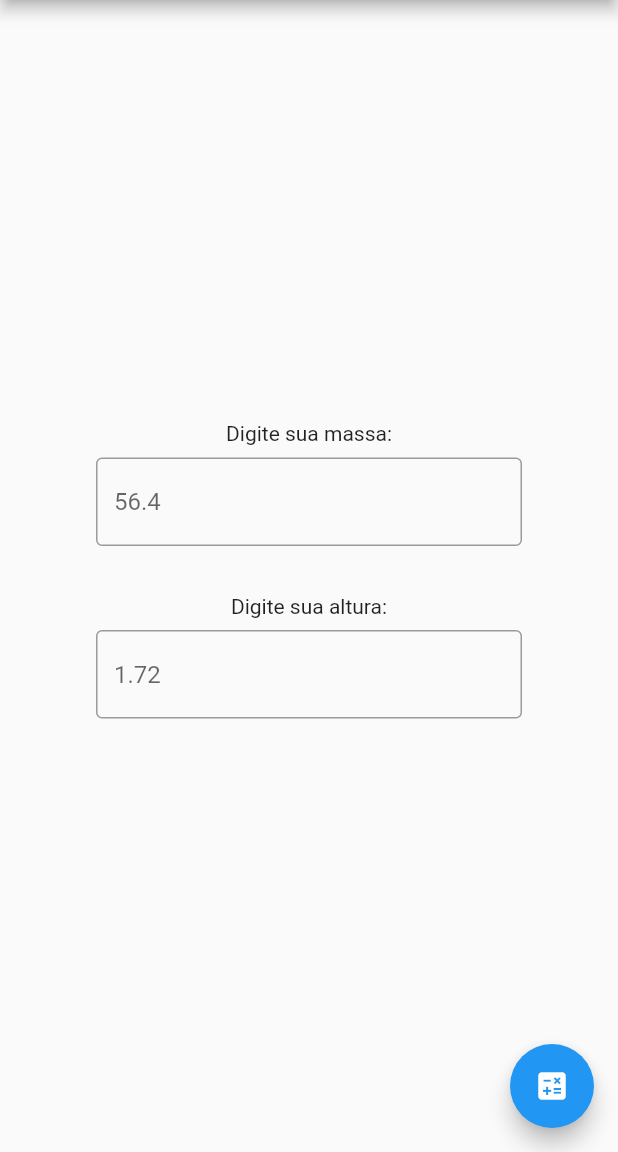
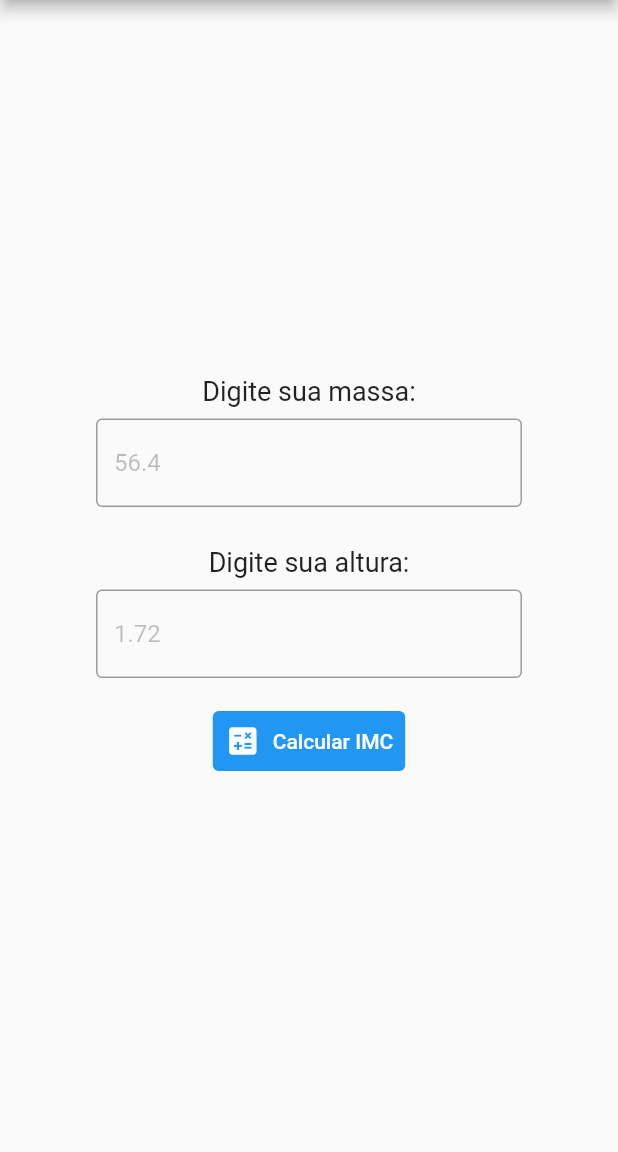
Before and after one commit to SamMotta/imccalc, a Flutter app: the screen it shows after launch, on a phone screen of 412 x 824 dp, the part 84-1236 px from its top. Run offline on Flutter 3.47's test engine with Material 2 defaults, Android fonts, the phone set to English and light mode, and no system bars.

Commit message:
Visibilidade melhorada; Botão calcular com ícone;

```diff
--- a/lib/main.dart
+++ b/lib/main.dart
@@ -1,5 +1,4 @@
 import 'dart:math';
-
 import 'package:flutter/material.dart';
 
 void main() {
@@ -74,35 +73,51 @@ class _MyHomePageState extends State<MyHomePage> {
         child: Column(
           mainAxisAlignment: MainAxisAlignment.center,
           children: <Widget>[
-            const Text(
-              'Digite sua massa:',
-            ),
+            const Text('Digite sua massa:', style: TextStyle(fontSize: 18)),
             Container(
               padding: const EdgeInsets.symmetric(vertical: 8, horizontal: 64),
-              margin: const EdgeInsets.fromLTRB(0, 0, 0, 24),
+              margin: const EdgeInsets.fromLTRB(0, 0, 0, 18),
               child: TextField(
+                cursorColor: Colors.orange,
                 onChanged: (value) {
                   String massString = value.replaceAll(",", "");
                   _mass = double.tryParse(massString) ?? 0;
                 },
                 decoration: const InputDecoration(
-                    border: OutlineInputBorder(), hintText: "56.4"),
+                    border: OutlineInputBorder(),
+                    hintText: "56.4",
+                    hintStyle: TextStyle(color: Colors.black26)),
                 keyboardType: TextInputType.number,
               ),
             ),
-            const Text(
-              'Digite sua altura:',
-            ),
+            const Text('Digite sua altura:', style: TextStyle(fontSize: 18)),
             Container(
               padding: const EdgeInsets.symmetric(vertical: 8, horizontal: 64),
               child: TextField(
+                cursorColor: Colors.orange,
                 onChanged: (value) {
                   String heightString = value.replaceAll(",", "");
                   _height = double.tryParse(heightString) ?? 0;
                 },
                 decoration: const InputDecoration(
-                    border: OutlineInputBorder(), hintText: "1.72"),
+                    border: OutlineInputBorder(),
+                    hintText: "1.72",
+                    hintStyle: TextStyle(color: Colors.black26)),
                 keyboardType: TextInputType.number,
+              ),
+            ),
+            Container(
+              margin: const EdgeInsets.fromLTRB(0, 10, 0, 0),
+              child: TextButton.icon(
+                onPressed: _calculateImc,
+                style: const ButtonStyle(
+                  backgroundColor: MaterialStatePropertyAll<Color>(Colors.blue),
+                ),
+                label: const Text(
+                  "Calcular IMC",
+                  style: TextStyle(color: Colors.white),
+                ),
+                icon: const Icon(Icons.calculate, color: Colors.white),
               ),
             ),
             Container(
@@ -111,14 +126,10 @@ class _MyHomePageState extends State<MyHomePage> {
                       children: [
                         Padding(
                             padding: const EdgeInsets.fromLTRB(0, 18, 0, 0),
-                            child: Text(
-                              _classification,
-                              textScaleFactor: 2,
-                            )),
-                        Text(
-                          _imc.toStringAsFixed(2),
-                          textScaleFactor: 3,
-                        ),
+                            child: Text(_classification,
+                                style: const TextStyle(fontSize: 26))),
+                        Text(_imc.toStringAsFixed(2),
+                            style: const TextStyle(fontSize: 24)),
                       ],
                     )
                   : null,
@@ -126,11 +137,11 @@ class _MyHomePageState extends State<MyHomePage> {
           ],
         ),
       ),
-      floatingActionButton: FloatingActionButton(
-        onPressed: _calculateImc,
-        tooltip: 'Calculate',
-        child: const Icon(Icons.calculate),
-      ),
+      // floatingActionButton: FloatingActionButton(
+      //   onPressed: _calculateImc,
+      //   tooltip: 'Calculate',
+      //   child: const Icon(Icons.calculate),
+      // ),
     );
   }
 }
```
